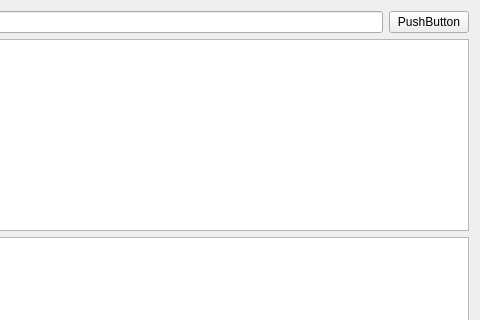
This is VCL/dialog_settings_command.ui in CerberPup/VersionControl as Qt 5 draws it before an edit; both pictures show x 290 to 770 and y 0 to 320 of the 770 by 663 pixel window. The edited form follows.
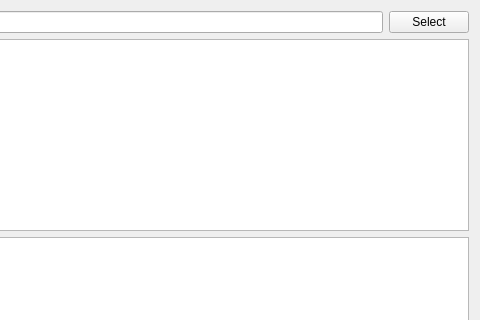
This is the edited form.

```diff
--- a/VCL/dialog_settings_command.ui
+++ b/VCL/dialog_settings_command.ui
@@ -32,7 +32,7 @@
      <item>
       <widget class="QPushButton" name="m_exeSelect">
        <property name="text">
-        <string>PushButton</string>
+        <string>Select</string>
        </property>
       </widget>
      </item>
```
